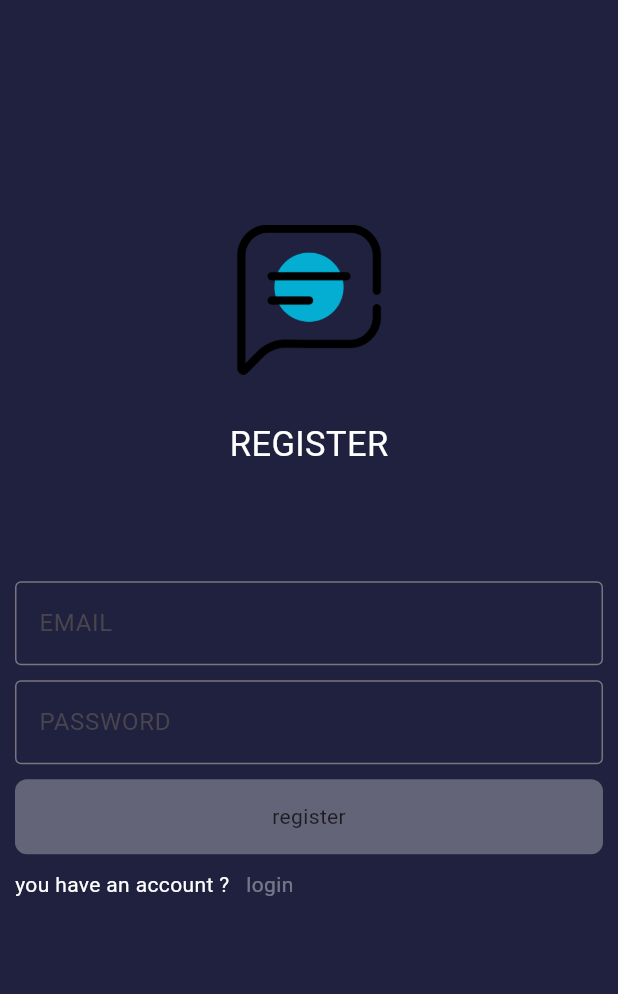
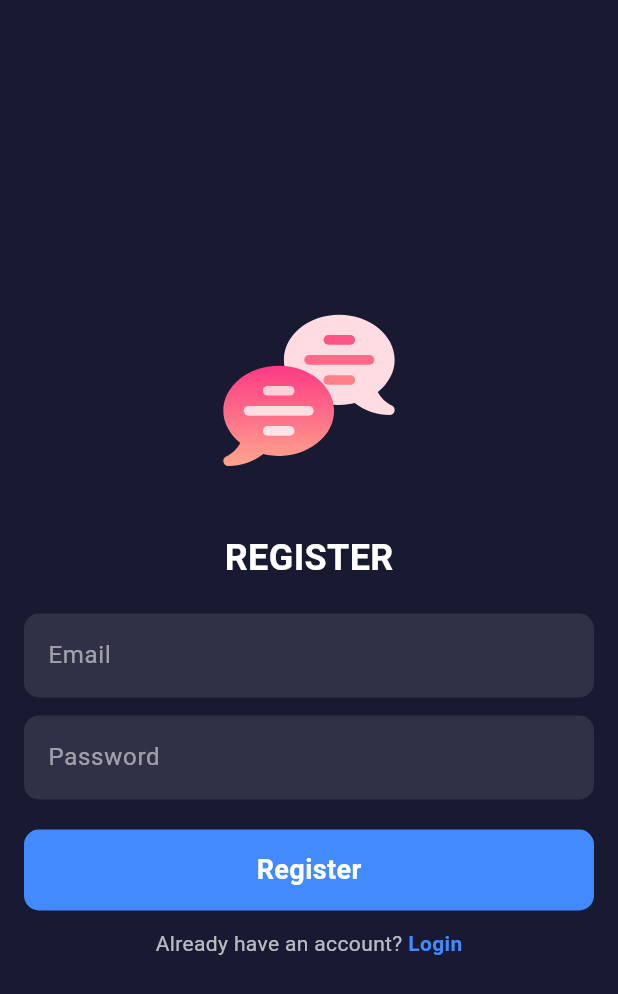
Before and after one commit to Omarelnasherty/Nexly, a Flutter app: the RegisterPage screen opened by its route, on a phone screen of 412 x 824 dp. Shown: the top 994 px of the screen. Run offline on Flutter 3.47's test engine with Material 3 defaults, Android fonts, the phone set to English and light mode, and no system bars; drawn by our look-alikes of modal_progress_hud_nsn; our stand-ins replace cloud_firestore, firebase_auth, firebase_core, flutter_dotenv, lottie; accounts and stored records are empty.

```diff
--- a/lib/main.dart
+++ b/lib/main.dart
@@ -4,8 +4,10 @@ import 'package:chat_app/screens/login_page.dart';
 import 'package:chat_app/screens/register_page.dart';
 import 'package:firebase_core/firebase_core.dart';
 import 'package:flutter/material.dart';
+import 'package:flutter_dotenv/flutter_dotenv.dart';
 
-void main() async {
+Future<void> main() async {
+  await dotenv.load(fileName: ".env");
   WidgetsFlutterBinding.ensureInitialized();
   await Firebase.initializeApp(
     options: DefaultFirebaseOptions.currentPlatform,
--- a/lib/screens/register_page.dart
+++ b/lib/screens/register_page.dart
@@ -2,6 +2,7 @@ import 'package:chat_app/screens/login_page.dart';
 import 'package:flutter/material.dart';
 import 'package:firebase_auth/firebase_auth.dart';
 import 'package:modal_progress_hud_nsn/modal_progress_hud_nsn.dart';
+import 'package:lottie/lottie.dart';
 
 class RegisterPage extends StatefulWidget {
   const RegisterPage({super.key});
@@ -13,132 +14,130 @@ class RegisterPage extends StatefulWidget {
 class _RegisterPageState extends State<RegisterPage> {
   String? email;
   String? password;
-  bool isloading = false;
+  bool isLoading = false;
 
   @override
   Widget build(BuildContext context) {
     return ModalProgressHUD(
-      inAsyncCall: isloading,
+      inAsyncCall: isLoading,
       child: Scaffold(
-          backgroundColor: const Color.fromARGB(255, 31, 33, 62),
-          body: Padding(
-            padding: const EdgeInsets.symmetric(horizontal: 10),
-            child: Column(children: [
-              const Spacer(
-                flex: 2,
+        backgroundColor: Color.fromARGB(255, 24, 26, 50),
+        body: Padding(
+          padding: const EdgeInsets.symmetric(horizontal: 16),
+          child: Column(
+            mainAxisAlignment: MainAxisAlignment.center,
+            crossAxisAlignment: CrossAxisAlignment.center,
+            children: [
+              Lottie.asset(
+                'images/chat.json',
+                width: 150,
+                height: 150,
               ),
-              Center(
-                child: Image.asset(
-                  'images/chat-app.png',
-                  width: 100,
-                  height: 100,
+              SizedBox(height: 20),
+              Text(
+                'REGISTER',
+                style: TextStyle(
+                  color: Colors.white,
+                  fontSize: 24,
+                  fontWeight: FontWeight.bold,
                 ),
               ),
-              const SizedBox(
-                height: 30,
-              ),
-              const Text(
-                'REGISTER',
-                style: TextStyle(color: Colors.white, fontSize: 23),
-              ),
-              const Spacer(
-                flex: 1,
-              ),
+              SizedBox(height: 20),
               TextField(
-                onChanged: (date) {
-                  email = date;
-                },
-                style: const TextStyle(color: Colors.white70),
-                decoration: const InputDecoration(
-                  hintText: 'EMAIL',
+                onChanged: (value) => email = value,
+                style: TextStyle(color: Colors.white70),
+                decoration: InputDecoration(
+                  hintText: 'Email',
+                  hintStyle: TextStyle(color: Colors.white54),
+                  filled: true,
+                  fillColor: Colors.white10,
                   border: OutlineInputBorder(
-                    borderSide: BorderSide(color: Colors.white),
+                    borderRadius: BorderRadius.circular(10),
+                    borderSide: BorderSide.none,
                   ),
                 ),
               ),
-              const SizedBox(
-                height: 10,
+              SizedBox(height: 12),
+              TextField(
+                onChanged: (value) => password = value,
+                obscureText: true,
+                style: TextStyle(color: Colors.white70),
+                decoration: InputDecoration(
+                  hintText: 'Password',
+                  hintStyle: TextStyle(color: Colors.white54),
+                  filled: true,
+                  fillColor: Colors.white10,
+                  border: OutlineInputBorder(
+                    borderRadius: BorderRadius.circular(10),
+                    borderSide: BorderSide.none,
+                  ),
+                ),
               ),
-              TextField(
-                onChanged: (date) {
-                  password = date;
-                },
-                style: const TextStyle(color: Colors.white70),
-                decoration: const InputDecoration(
-                    hintText: 'PASSWORD',
-                    border: OutlineInputBorder(
-                        borderSide: BorderSide(color: Colors.white))),
-              ),
-              const SizedBox(
-                height: 10,
-              ),
+              SizedBox(height: 20),
               GestureDetector(
                 onTap: () async {
                   try {
-                    isloading = true;
-                    setState(() {});
-                    await RegisterUser();
+                    setState(() => isLoading = true);
+                    await registerUser();
                     ScaffoldMessenger.of(context).showSnackBar(
-                      const SnackBar(
-                        content: Text('Welcome in our community😍'),
-                      ),
+                      SnackBar(content: Text('Welcome to our community 🎉')),
                     );
+                    Navigator.pushNamed(context, 'chatpage', arguments: email);
                   } catch (ex) {
                     ScaffoldMessenger.of(context).showSnackBar(
-                      SnackBar(
-                        content: Text(
-                          ex.toString(),
-                        ),
-                      ),
+                      SnackBar(content: Text(ex.toString())),
                     );
                   }
-                  isloading = false;
-                  setState(() {});
-                  Navigator.pushNamed(context, 'chatpage', arguments: email);
+                  setState(() => isLoading = false);
                 },
                 child: Container(
+                  width: double.infinity,
+                  padding: EdgeInsets.symmetric(vertical: 14),
                   decoration: BoxDecoration(
-                      borderRadius: BorderRadius.circular(8),
-                      color: Colors.white30),
-                  width: 410,
-                  height: 50,
-                  child: const Center(child: Text('register')),
+                    borderRadius: BorderRadius.circular(10),
+                    color: Colors.blueAccent,
+                  ),
+                  child: Center(
+                    child: Text(
+                      'Register',
+                      style: TextStyle(
+                        color: Colors.white,
+                        fontSize: 18,
+                        fontWeight: FontWeight.bold,
+                      ),
+                    ),
+                  ),
                 ),
               ),
-              const SizedBox(
-                height: 10,
-              ),
+              SizedBox(height: 12),
               Row(
+                mainAxisAlignment: MainAxisAlignment.center,
                 children: [
-                  const Text(
-                    "you have an account ?",
-                    style: TextStyle(color: Colors.white),
-                  ),
+                  Text("Already have an account?",
+                      style: TextStyle(color: Colors.white70)),
                   GestureDetector(
-                    onTap: () {
-                      Navigator.pop(context,
-                          MaterialPageRoute(builder: (context) {
-                        return const LoginPage();
-                      }));
-                    },
-                    child: const Text(
-                      '   login',
-                      style: TextStyle(color: Colors.white38),
+                    onTap: () => Navigator.pop(context),
+                    child: Text(
+                      ' Login',
+                      style: TextStyle(
+                          color: Colors.blueAccent,
+                          fontWeight: FontWeight.bold),
                     ),
                   ),
                 ],
               ),
-              const Spacer(
-                flex: 3,
-              )
-            ]),
-          )),
+            ],
+          ),
+        ),
+      ),
     );
   }
 
-  Future<void> RegisterUser() async {
+  Future<void> registerUser() async {
     var auth = FirebaseAuth.instance;
     await auth.createUserWithEmailAndPassword(
-        email: email!, password: password!);
+      email: email!,
+      password: password!,
+    );
   }
 }
```
Also changed, not shown: images/chat.json (added, +1 -0 lines), lib/screens/login_page.dart (+79 -77 lines), pubspec.yaml (+12 -15 lines), pubspec.lock, 139 other files.
